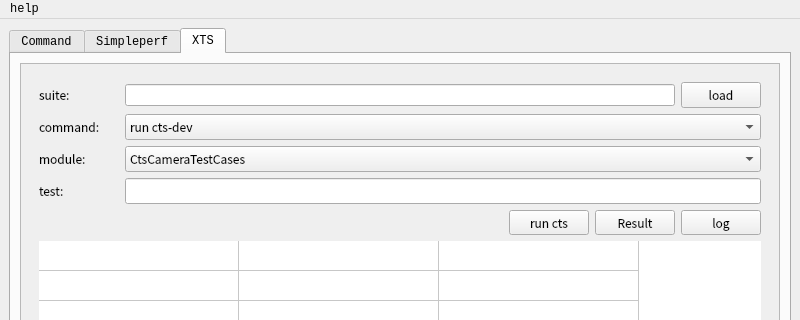
First picture: the form in mainwindow.ui, repository zuoVision/Qt, before the edit; both pictures show x 0 to 800 and y 0 to 320 of the 800 by 800 pixel window.
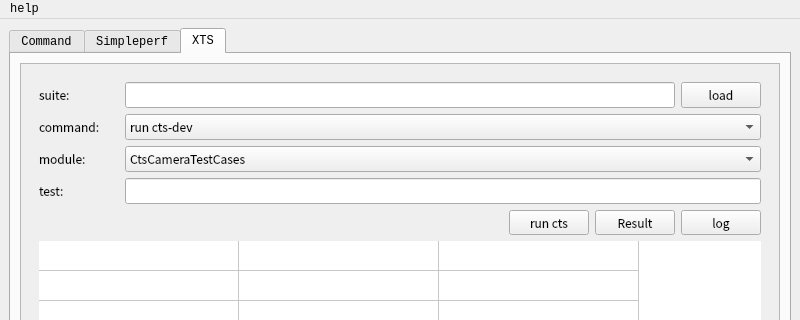
Second picture: the form after the edit.

What changed in the file:
```diff
--- a/mainwindow.ui
+++ b/mainwindow.ui
@@ -631,8 +631,8 @@
             <rect>
              <x>0</x>
              <y>0</y>
-             <width>756</width>
-             <height>457</height>
+             <width>758</width>
+             <height>433</height>
             </rect>
            </property>
            <layout class="QGridLayout" name="gridLayout_2">
@@ -747,7 +747,14 @@
                   </widget>
                  </item>
                  <item>
-                  <widget class="QLineEdit" name="lineEdit_ctssuite"/>
+                  <widget class="QLineEdit" name="lineEdit_ctssuite">
+                   <property name="font">
+                    <font>
+                     <family>Noto Sans CJK SC</family>
+                     <pointsize>9</pointsize>
+                    </font>
+                   </property>
+                  </widget>
                  </item>
                  <item>
                   <widget class="QPushButton" name="pushButton_loadctssuite">
```
Left out of the diff: 14 changed lines with no effect on the pictures.
